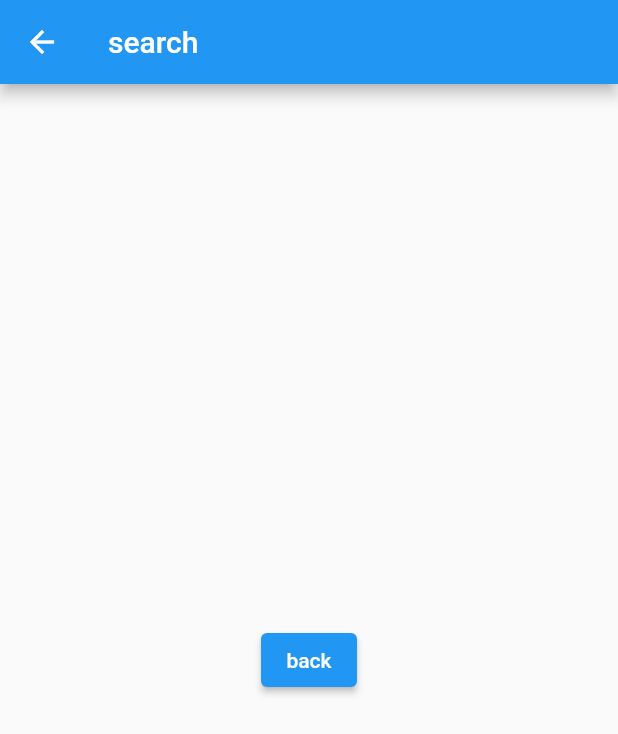
After one commit to ming-xi/hooh, a Flutter app: the screen it shows after launch, item 2 of the bottom bar chosen, after a tap on "search", on a phone screen of 412 x 824 dp. The commit adds this screen. Shown: the top 734 px of the screen. Run offline on Flutter 3.47's test engine with Material 2 defaults, Android fonts, the phone set to English and light mode, and no system bars; our stand-ins replace blur, cached_network_image, file_picker, flutter_svg, hooks_riverpod, pull_to_refresh and 3 more; missing offline and left inert: pretty_json, webview_flutter_plus; generated files the repository leaves out were written again; network calls fail; key blocks and very long unbroken strings in the code were emptied for the run.

Commit message:
增加页面切换的演示代码

```diff
--- /dev/null
+++ b/app/lib/ui/pages/gallery/search.dart
@@ -0,0 +1,32 @@
+import 'package:flutter/material.dart';
+import 'package:hooks_riverpod/hooks_riverpod.dart';
+
+class GallerySearchScreen extends ConsumerStatefulWidget {
+  const GallerySearchScreen({
+    Key? key,
+  }) : super(key: key);
+
+  @override
+  ConsumerState createState() => _GallerySearchScreenState();
+}
+
+class _GallerySearchScreenState extends ConsumerState<GallerySearchScreen> {
+  @override
+  Widget build(BuildContext context) {
+    return Scaffold(
+      appBar: AppBar(
+        title: Text("search"),
+      ),
+      body: Container(
+        child: Center(
+          child: ElevatedButton(
+            onPressed: () {
+              Navigator.of(context).pop();
+            },
+            child: Text("back"),
+          ),
+        ),
+      ),
+    );
+  }
+}
--- a/app/lib/ui/pages/home/gallery.dart
+++ b/app/lib/ui/pages/home/gallery.dart
@@ -1,3 +1,4 @@
+import 'package:app/ui/pages/gallery/search.dart';
 import 'package:cached_network_image/cached_network_image.dart';
 import 'package:common/models/gallery_category.dart';
 import 'package:common/models/gallery_image.dart';
@@ -8,8 +9,7 @@ import 'package:hooks_riverpod/hooks_riverpod.dart';
 import 'package:pull_to_refresh/pull_to_refresh.dart';
 import 'package:tuple/tuple.dart';
 
-final galleryCategoriesProvider =
-    StateProvider((ref) => <GalleryCategoryItem>[]);
+final galleryCategoriesProvider = StateProvider((ref) => <GalleryCategoryItem>[]);
 final selectedCategoryProvider = StateProvider((ref) {
   return ref.watch(galleryCategoriesProvider.state).state.firstWhere(
         (element) => element.selected,
@@ -17,8 +17,7 @@ final selectedCategoryProvider = StateProvider((ref) {
       );
 });
 final galleryImagesProvider = StateProvider((ref) => <GalleryImage>[]);
-final newGalleryImagesProvider = FutureProvider.autoDispose
-    .family<List<GalleryImage>, Tuple2<String, int>>((ref, tuple) async {
+final newGalleryImagesProvider = FutureProvider.autoDispose.family<List<GalleryImage>, Tuple2<String, int>>((ref, tuple) async {
   // // Cancel the HTTP request if the user leaves the detail page before
   // // the request completes.
   // final cancelToken = CancelToken();
@@ -57,22 +56,17 @@ class _GalleryPageState extends ConsumerState<GalleryPage> {
   Widget build(BuildContext context) {
     debugPrint("build page");
     final ScrollController _controller = ScrollController();
-    List<GalleryCategoryItem> categories =
-        ref.watch(galleryCategoriesProvider.state).state;
+    List<GalleryCategoryItem> categories = ref.watch(galleryCategoriesProvider.state).state;
     List<GalleryImage> images = ref.watch(galleryImagesProvider.state).state;
-    String? safeId =
-        ref.watch(selectedCategoryProvider.state).state.galleryCategory?.safeId;
+    String? safeId = ref.watch(selectedCategoryProvider.state).state.galleryCategory?.safeId;
     int width = MediaQuery.of(context).size.width ~/ 3;
     Widget listWidget;
-    RefreshController _refreshController =
-        RefreshController(initialRefresh: false);
+    RefreshController _refreshController = RefreshController(initialRefresh: false);
 
     if (safeId == null) {
       listWidget = Container();
     } else {
-      List<GalleryImage> list = ref
-          .watch(newGalleryImagesProvider(Tuple2(safeId, width)))
-          .when(data: (data) {
+      List<GalleryImage> list = ref.watch(newGalleryImagesProvider(Tuple2(safeId, width))).when(data: (data) {
         images.addAll(data);
         return images;
       }, error: (obj, stack) {
@@ -98,17 +92,17 @@ class _GalleryPageState extends ConsumerState<GalleryPage> {
         },
         controller: _refreshController,
         child: GridView.builder(
-          padding: const EdgeInsets.fromLTRB(16, 0, 10, 0),
+          padding: const EdgeInsets.fromLTRB(16, 0, 16, 0),
           gridDelegate: const SliverGridDelegateWithFixedCrossAxisCount(
               //横轴元素个数
               crossAxisCount: 3,
               //子组件宽高长度比例
               childAspectRatio: 1.0),
           itemCount: list.length,
-          itemBuilder: (BuildContext context, int index) =>
-              GalleryImageView(list[index],(newState){
-                list[index].favorited=newState;
-                ref.refresh(galleryImagesProvider);
+          itemBuilder: (BuildContext context, int index) => GalleryImageView(list[index], (newState) {
+            list[index].favorited = newState;
+            // ref.refresh(galleryImagesProvider);
+            ref.read(galleryImagesProvider.state).state = [...list];
           }),
         ),
       );
@@ -130,21 +124,26 @@ class _GalleryPageState extends ConsumerState<GalleryPage> {
                           borderRadius: BorderRadius.circular(100),
                           color: const Color(0xFFEAEAEA),
                         ),
-                        child: (Row(
+                        child: GestureDetector(
+                          onTap: () {
+                            Navigator.of(context).push(PageRouteBuilder(pageBuilder: (context, animation, secondaryAnimation) {
+                              return GallerySearchScreen();
+                            }, transitionsBuilder: (context, animation, secondaryAnimation, child) {
+                              return child;
+                            }));
+                          },
+                          child: Row(
                             children: [
-                            SvgPicture.asset('assets/images/icon_search.svg',
-                                height: 24, width: 24),
+                              SvgPicture.asset('assets/images/icon_search.svg', height: 24, width: 24),
                               const SizedBox(width: 10),
                               const Expanded(
                                   child: Text(
                                 'search',
-                              style: TextStyle(
-                                  fontSize: 16,
-                                  fontWeight: FontWeight.bold,
-                                  color: Color(0xFF707070)),
+                                style: TextStyle(fontSize: 16, fontWeight: FontWeight.bold, color: Color(0xFF707070)),
                               ))
                             ],
-                        )),
+                          ),
+                        ),
                         padding: EdgeInsets.all(10),
                       ),
                     ),
@@ -177,9 +176,7 @@ class _GalleryPageState extends ConsumerState<GalleryPage> {
 
                         ref.read(galleryImagesProvider.state).state = [];
                         ref.read(galleryImagesPageProvider.state).state = 1;
-                        ref.read(galleryCategoriesProvider.state).state = [
-                          ...categories
-                        ];
+                        ref.read(galleryCategoriesProvider.state).state = [...categories];
 
                         // _controller.animateTo(125, duration: Duration(milliseconds: 250), curve: Curves.ease);
                       },
@@ -191,7 +188,7 @@ class _GalleryPageState extends ConsumerState<GalleryPage> {
                 ),
               ),
               const SizedBox(
-                height: 20,
+                height: 16,
               ),
               Expanded(child: listWidget)
             ],
@@ -228,8 +225,7 @@ class CategoryItemView extends ConsumerWidget {
         color: item.selected ? Colors.yellow : Colors.transparent,
       ),
       padding: const EdgeInsets.symmetric(vertical: 12, horizontal: 16),
-      child: Text(item.galleryCategory?.name ?? "",
-          style: const TextStyle(fontSize: 12)),
+      child: Text(item.galleryCategory?.name ?? "", style: const TextStyle(fontSize: 12)),
     );
   }
 }
@@ -237,8 +233,10 @@ class CategoryItemView extends ConsumerWidget {
 class GalleryImageView extends ConsumerStatefulWidget {
   final GalleryImage item;
   final Function(bool) callback;
+
   const GalleryImageView(
-    this.item, this.callback, {
+    this.item,
+    this.callback, {
     Key? key,
   }) : super(key: key);
 
@@ -274,7 +272,7 @@ class _GalleryImageViewState extends ConsumerState<GalleryImageView> {
               ),
             ),
           ),
-          placeholder: (context, url) => CircularProgressIndicator(),
+          placeholder: (context, url) => Center(child: CircularProgressIndicator()),
           errorWidget: (context, url, error) => Icon(Icons.error),
         ),
         // 显示作者名字
@@ -284,13 +282,11 @@ class _GalleryImageViewState extends ConsumerState<GalleryImageView> {
           child: Container(
             width: 44,
             height: 44,
-            child:         GestureDetector(
-              child: (
-                  Center(
+            child: GestureDetector(
+              child: (Center(
                 child: SvgPicture.asset(widget.item.favorited ? 'assets/images/collection_selected.svg' : 'assets/images/collection_unselected.svg',
                     height: 27, width: 27),
-                  )
-              ),
+              )),
               onTap: () {
                 // widget.item.favorited = !widget.item.favorited;
                 widget.callback(!widget.item.favorited);
@@ -309,16 +305,21 @@ class _GalleryImageViewState extends ConsumerState<GalleryImageView> {
               width: 44,
               height: 44,
               child: Center(
-                child: SvgPicture.asset('assets/images/image_info.svg',
-                    height: 17, width: 17),
+                child: SvgPicture.asset('assets/images/image_info.svg', height: 17, width: 17),
               ),
             ),
-            onLongPressStart: (details) {
+            onTapDown: (details) {
               ref.read(visibleProvider.state).state = true;
             },
-            onLongPressEnd: (details) {
+            onTapUp: (details) {
               ref.read(visibleProvider.state).state = false;
             },
+            // onLongPressStart: (details) {
+            //   ref.read(visibleProvider.state).state = true;
+            // },
+            // onLongPressEnd: (details) {
+            //   ref.read(visibleProvider.state).state = false;
+            // },
           ),
           bottom: 0,
           right: 0,
```
Also changed, not shown: app/pubspec.lock, 1 other file. Lines whose indentation alone changed are shown as unchanged.
